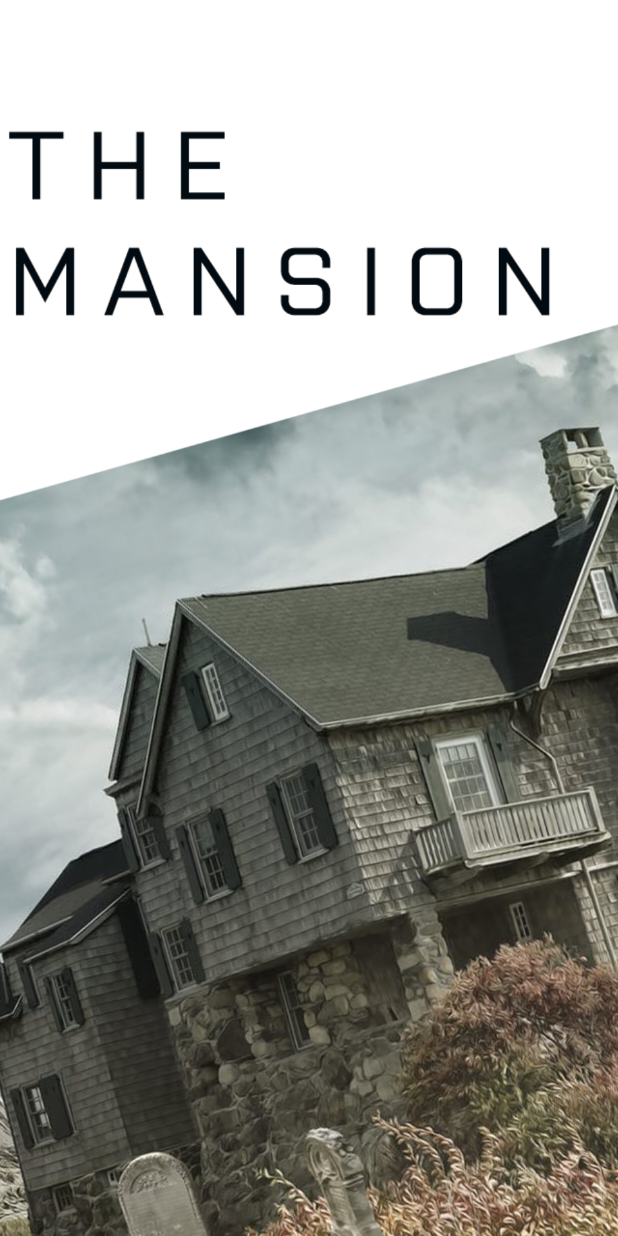
After one commit to bobjaeger/TheMansion, an Android app: the SplashScreen screen opened directly, with no data from a screen before it, on a phone screen of 412 x 824 dp. The commit adds this screen. Run offline under Robolectric (Android 15) with nearby library versions, the phone set to English and light mode, and no system bars; 1 statement that could not run was skipped.

Commit message:
added icon app, added splash screen, storyline update, menu UI changes

```diff
--- a/base/src/main/res/values/strings.xml
+++ b/base/src/main/res/values/strings.xml
@@ -1,3 +1,3 @@
 <resources>
-    <string name="app_name">TheMansion</string>
+    <string name="app_name">The Mansion</string>
 </resources>
--- a/base/src/main/res/values/styles.xml
+++ b/base/src/main/res/values/styles.xml
@@ -3,9 +3,9 @@
     <!-- Base application theme. -->
     <style name="AppTheme" parent="Theme.AppCompat.Light.NoActionBar">
         <!-- Customize your theme here. -->
-        <item name="colorPrimary">#000000</item>
-        <item name="colorPrimaryDark">#000000</item>
-        <item name="colorAccent">#000000</item>
+        <item name="colorPrimary">#999999</item>
+        <item name="colorPrimaryDark">#999999</item>
+        <item name="colorAccent">#999999</item>
     </style>
 
 </resources>
--- a/game_feature/src/main/assets/question-32.json
+++ b/game_feature/src/main/assets/question-32.json
@@ -1,4 +1,4 @@
-[ // MrGrey Room
+[ // Bathroom
   {
     "qid":320,
     "question": "check papers document?",
--- /dev/null
+++ b/game_feature/src/main/java/com/den/jaeger/themansion/game_feature/SplashScreen.java
@@ -0,0 +1,22 @@
+package com.den.jaeger.themansion.game_feature;
+
+import android.content.Intent;
+import android.os.Handler;
+import android.support.v7.app.AppCompatActivity;
+import android.os.Bundle;
+import android.util.Log;
+
+public class SplashScreen extends AppCompatActivity {
+
+    String TAG = "SplashScreen";
+    @Override
+    protected void onCreate(Bundle savedInstanceState) {
+        super.onCreate(savedInstanceState);
+        setContentView(R.layout.activity_splash_screen);
+
+        Log.d(TAG, "onCreate: SPLASHSCREEN");
+        Intent intent = new Intent(SplashScreen.this, MenuActivity.class);
+        startActivity(intent);
+        finish();
+    }
+}
--- a/game_feature/src/main/java/com/den/jaeger/themansion/game_feature/adapter/HighScoreAdapter.java
+++ b/game_feature/src/main/java/com/den/jaeger/themansion/game_feature/adapter/HighScoreAdapter.java
@@ -51,7 +51,7 @@ public class HighScoreAdapter extends RecyclerView.Adapter<HighScoreAdapter.View
 
         void bindData(HighScoreModel highScoreModel){
             textName.setText(highScoreModel.getName());
-            textTimeFinished.setText(String.valueOf(highScoreModel.getTimeFinished()));
+            textTimeFinished.setText(String.valueOf(highScoreModel.getTimeFinished())+"s");
         }
     }
 }
--- /dev/null
+++ b/game_feature/src/main/res/layout/activity_splash_screen.xml
@@ -0,0 +1,19 @@
+<?xml version="1.0" encoding="utf-8"?>
+<RelativeLayout xmlns:android="http://schemas.android.com/apk/res/android"
+    xmlns:app="http://schemas.android.com/apk/res-auto"
+    xmlns:tools="http://schemas.android.com/tools"
+    android:layout_width="match_parent"
+    android:layout_height="match_parent"
+    tools:context=".SplashScreen">
+
+    <ImageView
+        android:id="@+id/imageView"
+        android:layout_width="match_parent"
+        android:layout_height="match_parent"
+        android:layout_alignParentStart="true"
+        android:layout_alignParentTop="true"
+        android:scaleType="centerCrop"
+        app:srcCompat="@drawable/splash1"
+        tools:layout_editor_absoluteX="0dp"
+        tools:layout_editor_absoluteY="0dp" />
+</RelativeLayout>
--- /dev/null
+++ b/game_feature/src/main/res/values/styles.xml
@@ -0,0 +1,6 @@
+<?xml version="1.0" encoding="utf-8"?>
+<resources>
+    <style name="SplashTheme" parent="Theme.AppCompat.NoActionBar">
+        <item name="android:windowBackground">@drawable/splash1</item>
+    </style>
+</resources>
```
Also changed, not shown: game_feature/src/main/AndroidManifest.xml (+22 -5 lines), game_feature/src/main/assets/question-21.json (+3 -15 lines), game_feature/src/main/assets/question-31.json (+10 -10 lines), game_feature/src/main/res/layout/activity_menu.xml (+14 -0 lines), base/src/main/res/mipmap-hdpi/ic_launcher.png, base/src/main/res/mipmap-mdpi/ic_launcher.png, base/src/main/res/mipmap-xhdpi/ic_launcher.png, base/src/main/res/mipmap-xxhdpi/ic_launcher.png, base/src/main/res/mipmap-xxxhdpi/ic_launcher.png, game_feature/src/main/res/drawable/home_img.jpeg (added), game_feature/src/main/res/drawable/splash1.png (added), 1 other file.
